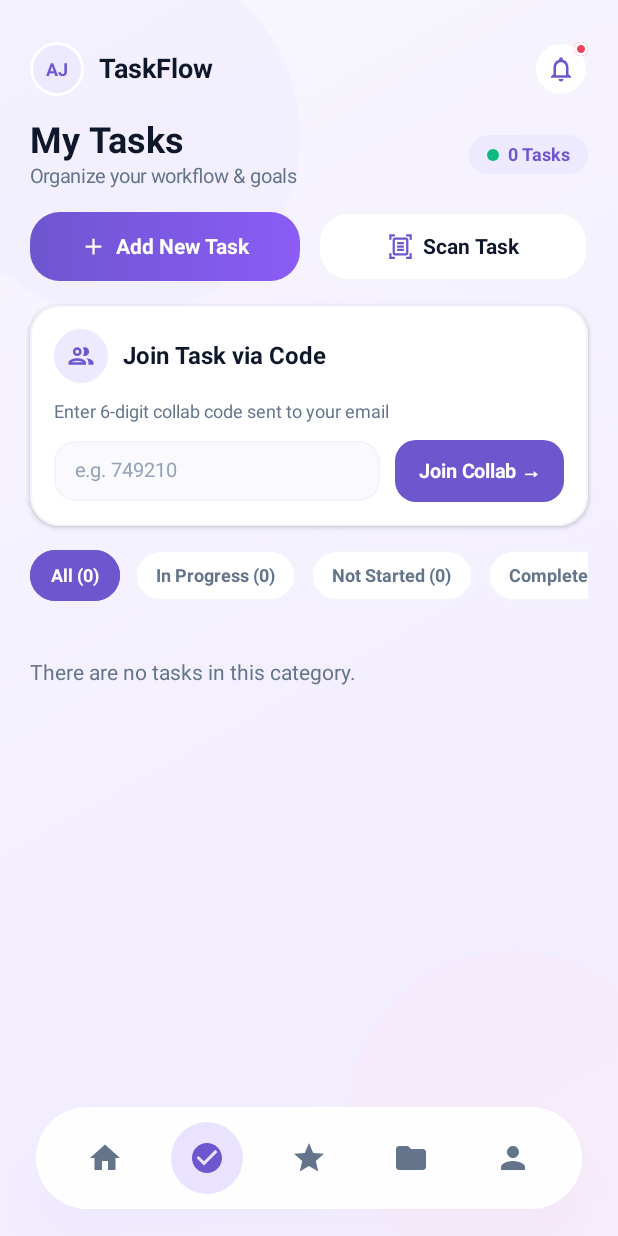
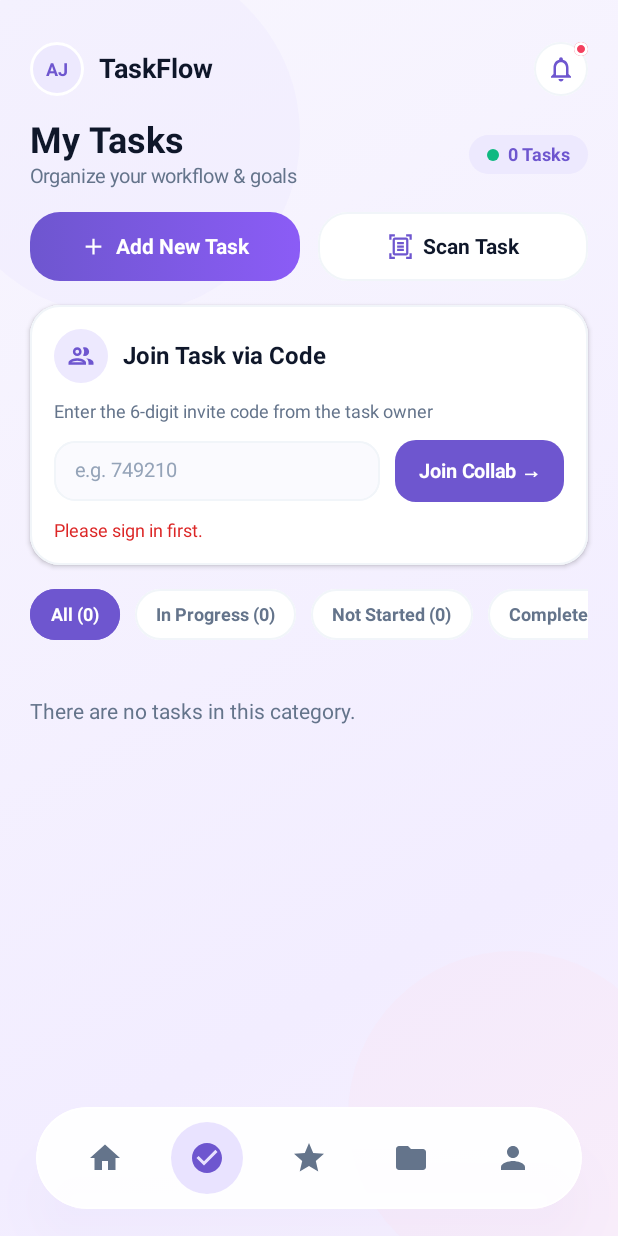
Before and after one commit to nikiiizahra/ZenTaskProject, an Android app built with Jetpack Compose: the MyTasksScreen screen opened through its navigation route, after a tap on "Join Collab →", on a phone screen of 412 x 824 dp. Run offline under Robolectric (Android 15) with nearby library versions, the phone set to English and light mode, and no system bars; our stand-ins replace Room's generated code.

Commit message:
Menambahkan fitur colab antar pengguna/akun dalam device yang sama tanpa menggunakan firebase

```diff
--- /dev/null
+++ b/app/src/main/java/com/example/zentask/data/local/CollabDao.kt
@@ -0,0 +1,74 @@
+package com.example.zentask.data.local
+
+import androidx.room.Dao
+import androidx.room.Insert
+import androidx.room.OnConflictStrategy
+import androidx.room.Query
+import kotlinx.coroutines.flow.Flow
+
+data class CollabMemberInfo(
+    val userId: String,
+    val name: String,
+    val email: String,
+    val joinedAt: Long
+)
+
+@Dao
+interface CollabDao {
+
+    @Insert(onConflict = OnConflictStrategy.IGNORE)
+    suspend fun insertInvite(invite: CollabInviteEntity): Long
+
+    @Insert(onConflict = OnConflictStrategy.IGNORE)
+    suspend fun insertMember(member: CollabMemberEntity): Long
+
+    // Tanpa filter pemilik: hanya dipakai di dalam logika join.
+    @Query("SELECT * FROM tasks WHERE id = :taskId LIMIT 1")
+    suspend fun getTask(taskId: String): TaskEntity?
+
+    @Query("SELECT * FROM collab_invites WHERE code = :code LIMIT 1")
+    suspend fun getInvite(code: String): CollabInviteEntity?
+
+    @Query(
+        """
+        SELECT * FROM collab_invites
+        WHERE taskId = :taskId AND revoked = 0 AND expiresAt > :now
+        ORDER BY createdAt DESC LIMIT 1
+        """
+    )
+    suspend fun getActiveInvite(taskId: String, now: Long): CollabInviteEntity?
+
+    @Query(
+        """
+        SELECT * FROM collab_invites
+        WHERE taskId = :taskId AND revoked = 0
+        ORDER BY createdAt DESC LIMIT 1
+        """
+    )
+    fun observeLatestInvite(taskId: String): Flow<CollabInviteEntity?>
+
+    @Query(
+        """
+        UPDATE collab_invites SET revoked = 1
+        WHERE taskId = :taskId AND ownerId = :ownerId AND revoked = 0
+        """
+    )
+    suspend fun revokeInvites(taskId: String, ownerId: String): Int
+
+    @Query("SELECT COUNT(*) FROM collab_members WHERE taskId = :taskId AND userId = :userId")
+    suspend fun countMembership(taskId: String, userId: String): Int
+
+    @Query(
+        """
+        SELECT u.id AS userId, u.name AS name, u.email AS email, m.joinedAt AS joinedAt
+        FROM collab_members m
+        INNER JOIN users u ON u.id = m.userId
+        WHERE m.taskId = :taskId
+        ORDER BY m.joinedAt ASC
+        """
+    )
+    fun observeMembers(taskId: String): Flow<List<CollabMemberInfo>>
+
+    @Query("DELETE FROM collab_members WHERE taskId = :taskId AND userId = :userId")
+    suspend fun deleteMember(taskId: String, userId: String): Int
+}
--- a/app/src/main/java/com/example/zentask/data/local/TaskDao.kt
+++ b/app/src/main/java/com/example/zentask/data/local/TaskDao.kt
@@ -143,7 +143,10 @@ interface TaskDao {
         completedAt = :completedAt,
         updatedAt = :updatedAt
     WHERE id = :taskId
-          AND ownerId = :ownerId
+      AND (
+        ownerId = :ownerId
+        OR id IN (SELECT taskId FROM collab_members WHERE userId = :ownerId)
+      )
     """
     )
     suspend fun updateTaskStatus(
@@ -242,4 +245,25 @@ interface TaskDao {
         ownerId: String,
         limit: Int = 10
     ): Flow<List<TaskEntity>>
+
+    // Task milik sendiri ATAU task yang diikuti lewat kode undangan.
+    @Query(
+        """
+    SELECT * FROM tasks
+    WHERE ownerId = :userId
+       OR id IN (SELECT taskId FROM collab_members WHERE userId = :userId)
+    ORDER BY createdAt DESC
+    """
+    )
+    fun observeVisibleTasks(userId: String): Flow<List<TaskEntity>>
+
+    @Query(
+        """
+    SELECT * FROM tasks
+    WHERE ownerId = :userId
+       OR id IN (SELECT taskId FROM collab_members WHERE userId = :userId)
+    ORDER BY createdAt DESC
+    """
+    )
+    suspend fun getVisibleTasks(userId: String): List<TaskEntity>
 }
--- a/app/src/main/java/com/example/zentask/model/TaskModels.kt
+++ b/app/src/main/java/com/example/zentask/model/TaskModels.kt
@@ -27,7 +27,8 @@ data class TaskItem(
     val isVital: Boolean = false,
     val collabCode: String? = null,
     val description: String = "",
-    val completedAt: Long? = null
+    val completedAt: Long? = null,
+    val isOwner: Boolean = true
 )
 
 data class TaskCategory(
--- a/app/src/main/java/com/example/zentask/notification/StreakReminder.kt
+++ b/app/src/main/java/com/example/zentask/notification/StreakReminder.kt
@@ -140,7 +140,7 @@ class StreakReminderWorker(
         return try {
             val tasks = ZenTaskDatabase.getDatabase(applicationContext)
                 .taskDao()
-                .getTasksByOwner(ownerId)
+                .getVisibleTasks(ownerId)
 
             val completedAt = tasks
                 .filter { it.status == "COMPLETED" }
--- a/app/src/main/java/com/example/zentask/ui/screens/DashboardScreen.kt
+++ b/app/src/main/java/com/example/zentask/ui/screens/DashboardScreen.kt
@@ -154,7 +154,8 @@ fun DashboardScreen(
                     showJoinCollabModal = false
                 },
                 onJoin = { code ->
-                    vm.joinCollabTask(code)
+                    vm.joinWithCode(code) { result ->
+                    }
                     showJoinCollabModal = false
                 }
             )
--- a/app/src/main/java/com/example/zentask/ui/screens/MyTasksScreen.kt
+++ b/app/src/main/java/com/example/zentask/ui/screens/MyTasksScreen.kt
@@ -37,6 +37,11 @@ import com.example.zentask.viewmodel.TaskUrgency
 import com.example.zentask.model.TaskItem
 import com.example.zentask.model.TaskStatus
 import androidx.compose.ui.text.style.TextOverflow
+import com.example.zentask.data.local.JoinResult
+import com.example.zentask.data.local.toMessage
+import kotlinx.coroutines.delay
+import androidx.compose.foundation.text.KeyboardOptions
+import androidx.compose.ui.text.input.KeyboardType
 
 @Composable
 fun MyTasksScreen(
@@ -54,10 +59,17 @@ fun MyTasksScreen(
         mutableStateOf(false)
     }
 
-    var showJoinCollabModal by remember {
-        mutableStateOf(false)
+    val categories by vm.categories.collectAsState()
+    var joinMessage by rememberSaveable { mutableStateOf<String?>(null) }
+    var joinSuccess by rememberSaveable { mutableStateOf(false) }
+
+// pesan hilang sendiri setelah 5 detik
+    LaunchedEffect(joinMessage) {
+        if (joinMessage != null) {
+            delay(5000)
+            joinMessage = null
+        }
     }
-    val categories by vm.categories.collectAsState()
 
     ZenBackground {
         Scaffold(
@@ -87,8 +99,13 @@ fun MyTasksScreen(
                     navController.navigate("scan")
                 },
                 onJoinCollabClick = { code ->
-                    vm.joinCollabTask(code)
+                    vm.joinWithCode(code) { result ->
+                        joinSuccess = result is JoinResult.Success
+                        joinMessage = result.toMessage()
+                    }
                 },
+                joinMessage = joinMessage,
+                joinSuccess = joinSuccess,
                 onTaskToggle = { taskId ->
                     vm.toggleTaskCompletion(taskId)
                 },
@@ -112,18 +129,6 @@ fun MyTasksScreen(
                 }
             )
         }
-
-        if (showJoinCollabModal) {
-            JoinCollabDialog(
-                onDismiss = {
-                    showJoinCollabModal = false
-                },
-                onJoin = { code ->
-                    vm.joinCollabTask(code)
-                    showJoinCollabModal = false
-                }
-            )
-        }
     }
 }
 
@@ -138,11 +143,10 @@ fun MyTasksContent(
     onScanClick: () -> Unit = {},
     onJoinCollabClick: (String) -> Unit = {},
     onTaskToggle: (String) -> Unit = {},
-
-    // Callback menerima ID tugas
     onTaskClick: (String) -> Unit = {},
-
-    onNotificationClick: () -> Unit = {}
+    onNotificationClick: () -> Unit = {},
+    joinMessage: String? = null,
+    joinSuccess: Boolean = false
 ) {
     val filteredTasks = when (selectedFilter) {
         "In Progress" -> tasks.filter {
@@ -196,6 +200,8 @@ fun MyTasksContent(
 
         item {
             JoinTaskViaCodeCard(
+                message = joinMessage,
+                isSuccess = joinSuccess,
                 onJoinCollabClick = onJoinCollabClick
             )
         }
@@ -731,10 +737,14 @@ fun MyTasksActionButtons(
 @Composable
 fun JoinTaskViaCodeCard(
     modifier: Modifier = Modifier,
+    message: String? = null,
+    isSuccess: Boolean = false,
     onJoinCollabClick: (String) -> Unit = {}
 ) {
-    var codeInput by rememberSaveable {
-        mutableStateOf("")
+    var codeInput by rememberSaveable { mutableStateOf("") }
+
+    LaunchedEffect(message) {
+        if (isSuccess && message != null) codeInput = ""
     }
 
     Surface(
@@ -785,7 +795,7 @@ fun JoinTaskViaCodeCard(
             }
 
             Text(
-                text = "Enter 6-digit collab code sent to your email",
+                text = "Enter the 6-digit invite code from the task owner",
                 fontSize = 12.sp,
                 color = Color(0xFF64748B)
             )
@@ -808,8 +818,10 @@ fun JoinTaskViaCodeCard(
                     BasicTextField(
                         value = codeInput,
                         onValueChange = {
-                            codeInput = it
+                            codeInput = it.filter(Char::isDigit).take(6)
                         },
+                        singleLine = true,
+                        keyboardOptions = KeyboardOptions(keyboardType = KeyboardType.Number),
                         modifier = Modifier.padding(
                             horizontal = 14.dp,
                             vertical = 12.dp
@@ -851,6 +863,14 @@ fun JoinTaskViaCodeCard(
                         color = Color.White
                     )
                 }
+            }
+
+            if (message != null) {
+                Text(
+                    text = message,
+                    fontSize = 12.sp,
+                    color = if (isSuccess) Color(0xFF059669) else Color(0xFFDC2626)
+                )
             }
         }
     }
```
Also changed, not shown: app/src/main/java/com/example/zentask/data/local/CollabEntitas.kt (added, +47 -0 lines), app/src/main/java/com/example/zentask/data/local/CollabRepository.kt (added, +117 -0 lines), app/src/main/java/com/example/zentask/data/local/ZenTaskDatabase.kt (+38 -18 lines), app/src/main/java/com/example/zentask/ui/screens/CollaborationCard.kt (added, +147 -0 lines), app/src/main/java/com/example/zentask/ui/screens/TaskDetailScreen.kt (+55 -5 lines), app/src/main/java/com/example/zentask/viewmodel/ZenTaskViewModel.kt (+43 -42 lines), 1 other file. Lines whose indentation alone changed are shown as unchanged.
